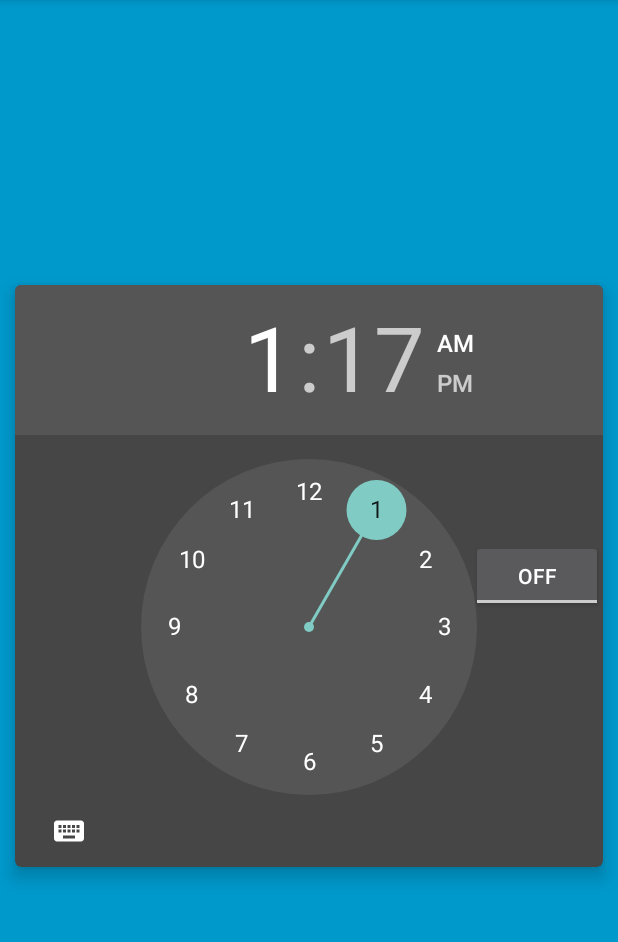
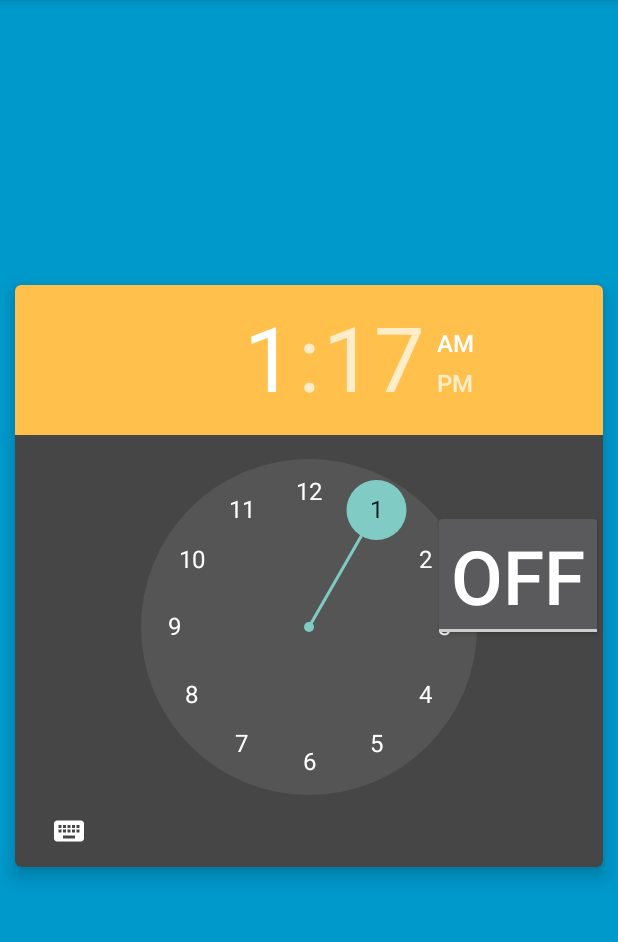
Before and after one commit to nikki603/MorningApp, an Android app: the screen it shows after launch (AlarmActivity), on a phone screen of 412 x 824 dp, the part 84-1026 px from its top. Run offline under Robolectric (Android 15) with nearby library versions, the phone set to English and light mode, and no system bars.

Commit message:
layout style change

```diff
--- a/GoodMorning/app/src/main/res/layout/activity_fullscreen.xml
+++ b/GoodMorning/app/src/main/res/layout/activity_fullscreen.xml
@@ -42,7 +42,8 @@
                     android:layout_width="match_parent"
                     android:layout_height="wrap_content"
                     android:id="@+id/alarmTimePicker"
-                    android:textSize="70sp"
+                    android:textSize="70dp"
+                    android:headerBackground="#ffc04c"
                     android:layout_alignParentTop="true"
                     android:layout_centerHorizontal="true" />
 
@@ -63,6 +64,7 @@
                 <ToggleButton
                     android:layout_width="wrap_content"
                     android:layout_height="wrap_content"
+                    android:textSize="50dp"
                     android:text="Alarm On/Off"
                     android:id="@+id/alarmToggle"
                     android:layout_centerHorizontal="true"
```
